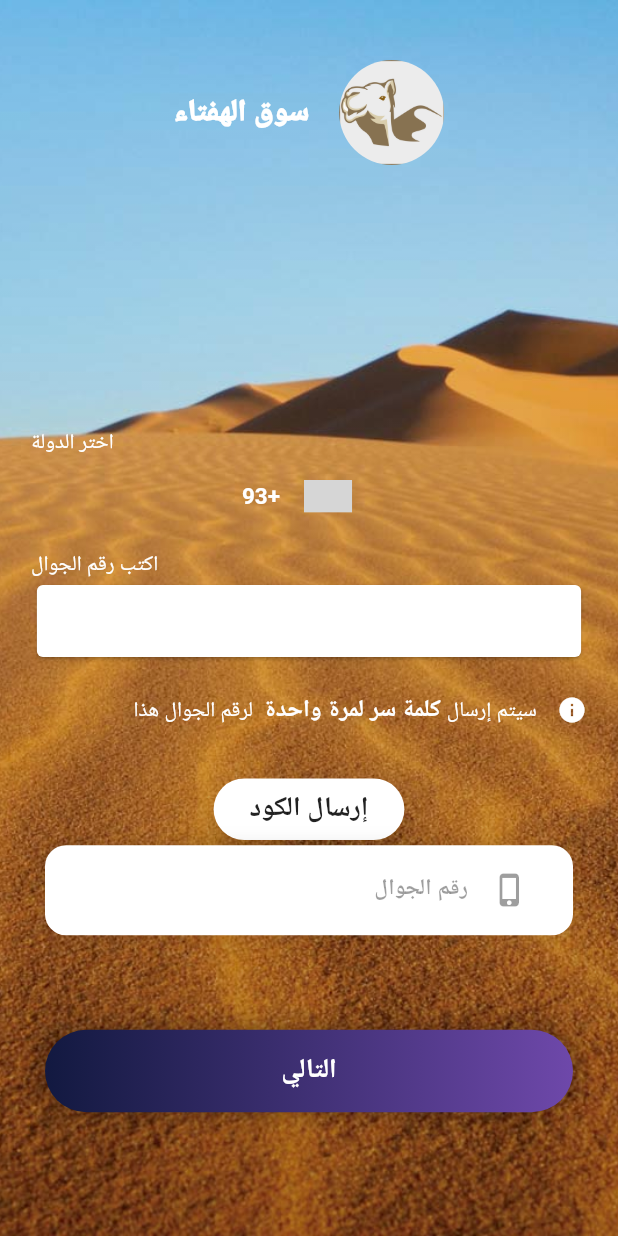
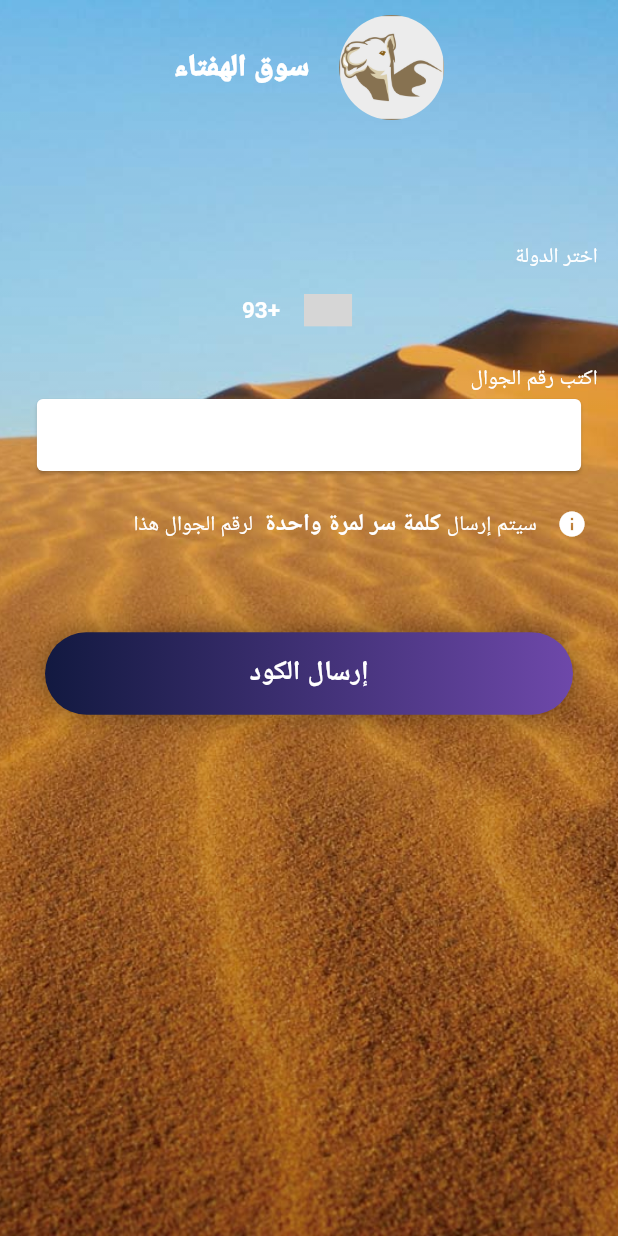
Before and after one commit to AhmedAbouelkher/03_06_2020, a Flutter app: the ChoseLogin screen opened by its route, after a tap on "تسجيل دخول", on a phone screen of 412 x 824 dp. Run offline on Flutter 3.47's test engine with Material 2 defaults, Android fonts, the phone set to English and light mode, and no system bars; drawn by our look-alikes of country_code_picker; our stand-ins replace cached_network_image, contacts_service, equatable, firebase_auth, firebase_core, firebase_database and 10 more; missing offline and left inert: flutter_share_me, multi_image_picker; accounts and stored records are empty; generated files the repository leaves out were written again; statements that could not run were skipped; grey boxes are pictures that could not be loaded.

Commit message:
improve login design

```diff
--- a/lib/ui/LoginOrSignup/ChoseLoginOrSignup.dart
+++ b/lib/ui/LoginOrSignup/ChoseLoginOrSignup.dart
@@ -172,26 +172,44 @@ class _ChoseLoginState extends State<ChoseLogin> with TickerProviderStateMixin {
                             mainAxisAlignment: MainAxisAlignment.spaceEvenly,
                             mainAxisSize: MainAxisSize.max,
                             children: <Widget>[
-                              /// To create animation if user tap == animation play (Click to open code)
-                              tapLogin == 0
+                              tapSignup == 0
                                   ? Material(
                                 color: Colors.transparent,
                                 child: InkWell(
                                   splashColor: Colors.white,
                                   onTap: () {
                                     setState(() {
-                                            tapLogin = 1;
+                                      tapSignup = 1;
                                     });
                                     _Playanimation();
-                                          return tapLogin;
+                                    return tapSignup;
                                   },
-                                        child: ButtonCustom(txt: "حساب جديد"),
+                                  child: ButtonCustom(txt: "تسجيل دخول"),
                                 ),
                               )
-                                  : AnimationSplashSignup(
-                                      animationController:
-                                          animationController.view,
+                                  : AnimationSplashLogin(
+                                animationController: animationController.view,
                               ),
+                              /// To create animation if user tap == animation play (Click to open code)
+//                              tapLogin == 0
+//                                  ? Material(
+//                                      color: Colors.transparent,
+//                                      child: InkWell(
+//                                        splashColor: Colors.white,
+//                                        onTap: () {
+//                                          setState(() {
+//                                            tapLogin = 1;
+//                                          });
+//                                          _Playanimation();
+//                                          return tapLogin;
+//                                        },
+//                                        child: ButtonCustom(txt: "حساب جديد"),
+//                                      ),
+//                                    )
+//                                  : AnimationSplashSignup(
+//                                      animationController:
+//                                          animationController.view,
+//                                    ),
                               Padding(padding: EdgeInsets.only(top: 15.0)),
                               Center(
                                 child: Row(
@@ -240,24 +258,7 @@ class _ChoseLoginState extends State<ChoseLogin> with TickerProviderStateMixin {
                           ),
 
                           /// To create animation if user tap == animation play (Click to open code)
-                          tapSignup == 0
-                              ? Material(
-                                  color: Colors.transparent,
-                                  child: InkWell(
-                                    splashColor: Colors.white,
-                                    onTap: () {
-                                      setState(() {
-                                        tapSignup = 1;
-                                      });
-                                      _Playanimation();
-                                      return tapSignup;
-                                    },
-                                    child: ButtonCustom(txt: "تسجيل دخول"),
-                                  ),
-                                )
-                              : AnimationSplashLogin(
-                                  animationController: animationController.view,
-                                ),
+
                         ],
                       ),
                     ],
--- a/lib/ui/LoginOrSignup/Login.dart
+++ b/lib/ui/LoginOrSignup/Login.dart
@@ -277,7 +277,7 @@ class _loginScreenState extends State<loginScreen>
                             /// padding logo
                             Padding(
                                 padding: EdgeInsets.only(
-                                    top: mediaQueryData.padding.top + 40.0)),
+                                    top: mediaQueryData.padding.top + 10.0)),
                             Row(
                               mainAxisAlignment: MainAxisAlignment.center,
                               children: <Widget>[
@@ -312,18 +312,18 @@ class _loginScreenState extends State<loginScreen>
                             ),
 
                             /// ButtonCustomFacebook
-                            Padding(
-                                padding: EdgeInsets.symmetric(vertical: 30.0)),
-                            //buttonCustomFacebook(),
-
-                            /// ButtonCustomGoogle
-                            Padding(
-                                padding: EdgeInsets.symmetric(vertical: 7.0)),
-                            //buttonCustomGoogle(),
-
-                            /// Set Text
-                            Padding(
-                                padding: EdgeInsets.symmetric(vertical: 10.0)),
+//                            Padding(
+//                                padding: EdgeInsets.symmetric(vertical: 30.0)),
+//                            //buttonCustomFacebook(),
+//
+//                            /// ButtonCustomGoogle
+//                            Padding(
+//                                padding: EdgeInsets.symmetric(vertical: 7.0)),
+//                            //buttonCustomGoogle(),
+//
+//                            /// Set Text
+//                            Padding(
+//                                padding: EdgeInsets.symmetric(vertical: 10.0)),
 //                            Text(
 //                              "أو",
 //                              style: TextStyle(
--- a/lib/ui/widgets/auth/phone-auth.dart
+++ b/lib/ui/widgets/auth/phone-auth.dart
@@ -168,7 +168,7 @@ class _PhoneAuthState extends State<PhoneAuth> {
 
   signIn() {
     if (code.length != 6) {
-      _showSnackBar("Invalid OTP");
+      _showSnackBar("كود غير صالح");
     }
     Provider.of<PhoneAuthDataProvider>(context, listen: false)
         .verifyOTPAndLogin(smsCode: code);
@@ -332,21 +332,49 @@ class _PhoneAuthState extends State<PhoneAuth> {
            *  where is asked to enter the OTP he has received on his mobile (or) wait for the system to automatically detect the OTP
            */
           SizedBox(height: _fixedPadding * 1.5),
-          RaisedButton(
-            elevation: 16.0,
-            onPressed: startPhoneAuth,
+          InkWell(
+            onTap: startPhoneAuth,
+            // onTap: () => submit(context),
             child: Padding(
-              padding: const EdgeInsets.all(8.0),
-              child: Text(
-                'إرسال الكود',
-                style: TextStyle(
-                     fontSize: 18.0),
+              padding: EdgeInsets.all(30.0),
+              child: Container(
+                height: 55.0,
+                width: 600.0,
+                child: Text(
+                  'إرسال الكود',
+                  style: TextStyle(
+                      color: Colors.white,
+                      letterSpacing: 0.2,
+                      fontFamily: "Sans",
+                      fontSize: 18.0,
+                      fontWeight: FontWeight.w800),
+                ),
+                alignment: FractionalOffset.center,
+                decoration: BoxDecoration(
+                    boxShadow: [
+                      BoxShadow(color: Colors.black38, blurRadius: 15.0)
+                    ],
+                    borderRadius: BorderRadius.circular(30.0),
+                    gradient: LinearGradient(
+                        colors: <Color>[Color(0xFF121940), Color(0xFF6E48AA)])),
               ),
             ),
-            color: Colors.white,
-            shape: RoundedRectangleBorder(
-                borderRadius: BorderRadius.circular(30.0)),
           ),
+//          RaisedButton(
+//            elevation: 16.0,
+//            onPressed: startPhoneAuth,
+//            child: Padding(
+//              padding: const EdgeInsets.all(8.0),
+//              child: Text(
+//                'إرسال الكود',
+//                style: TextStyle(
+//                     fontSize: 18.0),
+//              ),
+//            ),
+//            color: Colors.white,
+//            shape: RoundedRectangleBorder(
+//                borderRadius: BorderRadius.circular(30.0)),
+//          ),
         ],
       );
   startPhoneAuth() async {
@@ -368,22 +396,22 @@ class _PhoneAuthState extends State<PhoneAuth> {
         });
     if (!validPhone) {
       phoneAuthDataProvider.loading = false;
-      _showSnackBar("Oops! Number seems invaild");
+      _showSnackBar("الرقم غير صالح");
       return;
     }
   }
   onStarted() {
-    _showSnackBar("PhoneAuth started");
+    _showSnackBar("بدء التسجيل");
 //    _showSnackBar(phoneAuthDataProvider.message);
   }
 
   onCodeSent() {
-    _showSnackBar("OPT sent");
+    _showSnackBar("تم إرسال الكود");
 //    _showSnackBar(phoneAuthDataProvider.message);
   }
 
   onCodeResent() {
-    _showSnackBar("OPT resent");
+    _showSnackBar("تم إعادة إرسال الكود");
 //    _showSnackBar(phoneAuthDataProvider.message);
   }
 
@@ -412,13 +440,15 @@ class _PhoneAuthState extends State<PhoneAuth> {
   onError() {
 //    _showSnackBar(phoneAuthDataProvider.message);
     _showSnackBar(
-        "PhoneAuth error ${Provider
+        "خطأ دخول ${Provider
             .of<PhoneAuthDataProvider>(context, listen: false)
             .message}");
   }
 
   onAutoRetrievalTimeOut() {
-    _showSnackBar("PhoneAuth autoretrieval timeout");
+    _showSnackBar("انتهى وقت استرداد الكود");
+
+    //_showSnackBar("PhoneAuth autoretrieval timeout");
 //    _showSnackBar(phoneAuthDataProvider.message);
   }
   @override
@@ -534,13 +564,13 @@ class _PhoneAuthState extends State<PhoneAuth> {
       children: <Widget>[
         _getColumnBody(),
         //getPinField(),
-        (Provider.of<PhoneAuthDataProvider>(context, listen: false).status !=
-                    PhoneAuthState.CodeSent ||
-                Provider.of<PhoneAuthDataProvider>(context, listen: false)
-                        .status ==
-                    null)
-            ? phoneTextbox
-            : Container(),
+//        (Provider.of<PhoneAuthDataProvider>(context, listen: false).status !=
+//                    PhoneAuthState.CodeSent ||
+//                Provider.of<PhoneAuthDataProvider>(context, listen: false)
+//                        .status ==
+//                    null)
+//            ? phoneTextbox
+//            : Container(),
         Padding(
           padding: EdgeInsets.only(top: 10),
         ),
@@ -557,34 +587,7 @@ class _PhoneAuthState extends State<PhoneAuth> {
               fontFamily: 'Sans',
               fontSize: 17.0),
         ),
-        InkWell(
-          onTap: startPhoneAuth,
-          // onTap: () => submit(context),
-          child: Padding(
-            padding: EdgeInsets.all(30.0),
-            child: Container(
-              height: 55.0,
-              width: 600.0,
-              child: Text(
-                'التالي',
-                style: TextStyle(
-                    color: Colors.white,
-                    letterSpacing: 0.2,
-                    fontFamily: "Sans",
-                    fontSize: 18.0,
-                    fontWeight: FontWeight.w800),
-              ),
-              alignment: FractionalOffset.center,
-              decoration: BoxDecoration(
-                  boxShadow: [
-                    BoxShadow(color: Colors.black38, blurRadius: 15.0)
-                  ],
-                  borderRadius: BorderRadius.circular(30.0),
-                  gradient: LinearGradient(
-                      colors: <Color>[Color(0xFF121940), Color(0xFF6E48AA)])),
-            ),
-          ),
-        )
+
       ],
     );
   }
--- a/lib/utils/widgets.dart
+++ b/lib/utils/widgets.dart
@@ -19,7 +19,7 @@ class SearchCountryTF extends StatelessWidget {
   Widget build(BuildContext context) {
     return Padding(
       padding:
-      const EdgeInsets.only(left: 8.0, top: 8.0, bottom: 2.0, right: 8.0),
+          const EdgeInsets.only(left: 8.0, top: 8.0, bottom: 2.0, right: 8.0),
       child: Card(
         child: TextFormField(
           autofocus: false,
@@ -75,10 +75,16 @@ class SubTitle extends StatelessWidget {
 
   @override
   Widget build(BuildContext context) {
-    return Align(
-        alignment: Alignment.centerLeft,
-        child: Text(' $text',
-            style: TextStyle(color: Colors.white, fontSize: 14.0)));
+    return Padding(
+      padding: const EdgeInsets.only(right:10.0),
+      child: Align(
+        alignment: Alignment.topRight,
+        child:
+            Text(' $text',
+                textAlign: TextAlign.right,
+                style: TextStyle(color: Colors.white, fontSize: 14.0)),
+      ),
+    );
   }
 }
 
```
Lines whose indentation alone changed are shown as unchanged.
